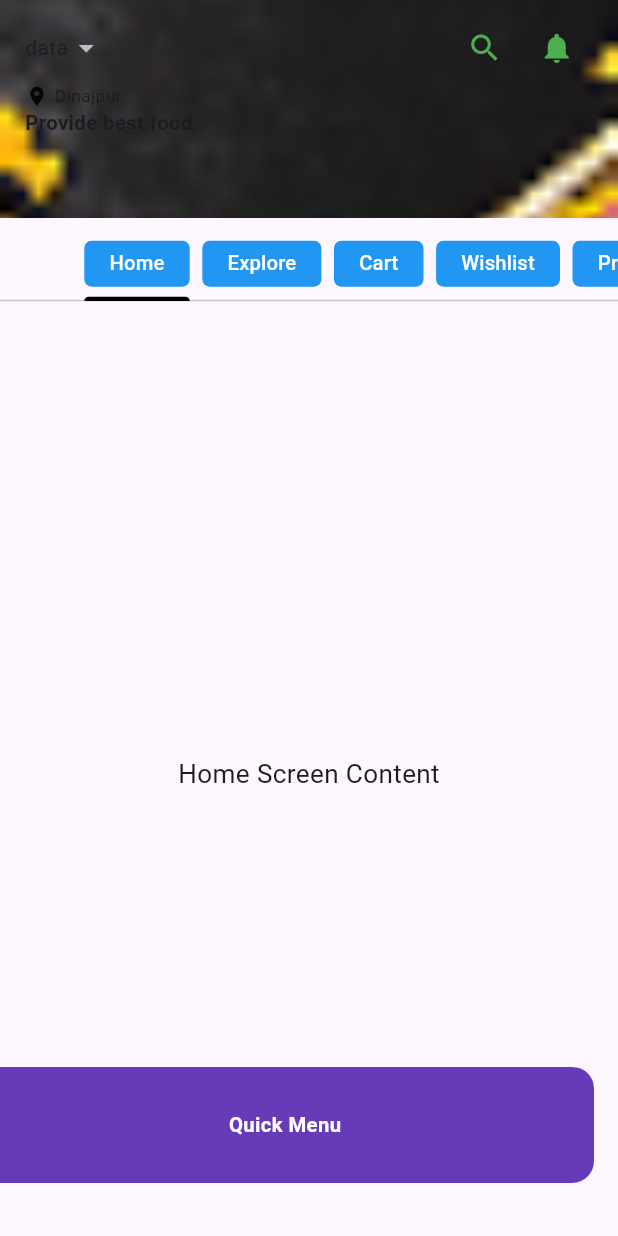
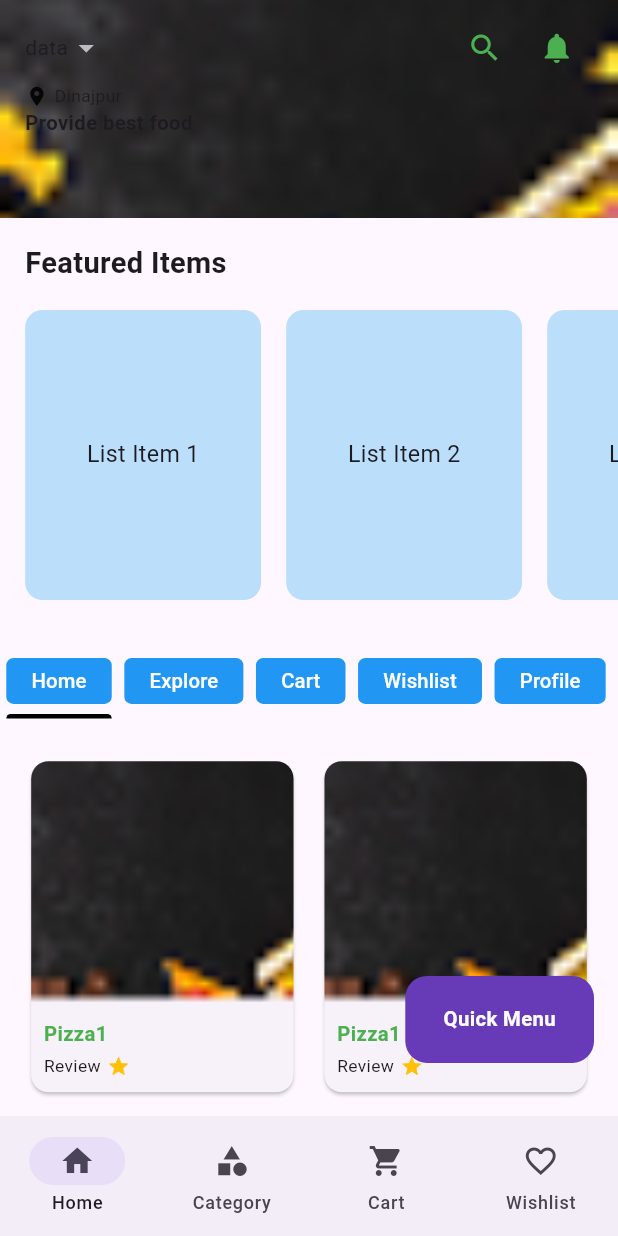
Before and after one commit to rimuakter057/RaHriSha-Food, a Flutter app: the screen it shows after launch, on a phone screen of 412 x 824 dp. Run offline on Flutter 3.47's test engine with Material 3 defaults, Android fonts, the phone set to English and light mode, and no system bars; our stand-ins replace flutter_screenutil, get, supabase_flutter; accounts and stored records are empty.

Commit message:
add nav bar

```diff
--- a/lib/app/app.dart
+++ b/lib/app/app.dart
@@ -2,6 +2,7 @@ import 'package:flutter/material.dart';
 import 'package:flutter_screenutil/flutter_screenutil.dart';
 import 'package:get/get.dart';
 
+import '../features/common/ui/screens/main_bottom_nav_screen.dart';
 import '../features/home/screens/home_screen.dart';
 
 
@@ -23,7 +24,7 @@ class _RaHriShaFoodState extends State<RaHriShaFood> {
       return GetMaterialApp(
       debugShowCheckedModeBanner: false,
       title: 'RaHriSha Food',
-        home: HomeScreen(),
+        home: MainBottomNavScreen(),
       );
     }
     );
--- /dev/null
+++ b/lib/features/common/ui/screens/main_bottom_nav_screen.dart
@@ -0,0 +1,47 @@
+
+import 'package:flutter/material.dart';
+import 'package:rahrisha_food/features/home/screens/home_screen.dart';
+
+
+class MainBottomNavScreen extends StatefulWidget {
+  const MainBottomNavScreen({super.key});
+  static const routeName = '/nav-screen';
+
+  @override
+  State<MainBottomNavScreen> createState() => _MainBottomNavScreenState();
+}
+
+class _MainBottomNavScreenState extends State<MainBottomNavScreen> {
+  final int _selectedIndex = 0;
+
+  final List <Widget>_screens=[
+    const HomeScreen(),
+    const Scaffold(),
+    const Scaffold(),
+    const Scaffold(),
+
+  ];
+  @override
+  Widget build(BuildContext context) {
+    return Scaffold(
+      body:_screens[_selectedIndex],
+        bottomNavigationBar:NavigationBar(
+          destinations: const [
+            NavigationDestination(icon: Icon(Icons.home), label: 'Home'),
+            NavigationDestination(
+              icon: Icon(Icons.category),
+              label: 'Category',
+            ),
+            NavigationDestination(
+              icon: Icon(Icons.shopping_cart),
+              label: 'Cart',
+            ),
+            NavigationDestination(
+              icon: Icon(Icons.favorite_border),
+              label: 'Wishlist',
+            ),
+          ],
+        )
+    );
+  }
+}
--- a/lib/features/home/screens/home_screen.dart
+++ b/lib/features/home/screens/home_screen.dart
@@ -11,7 +11,9 @@ class HomeScreen extends StatefulWidget {
   State<HomeScreen> createState() => _HomeScreenState();
 }
 
-class _HomeScreenState extends State<HomeScreen> with SingleTickerProviderStateMixin {
+class _HomeScreenState extends State<HomeScreen>
+    with SingleTickerProviderStateMixin {
+  final List<String> listItems = List.generate(20, (index) => 'List Item ${index + 1}');
   late TabController _tabController;
 
   @override
@@ -32,7 +34,7 @@ class _HomeScreenState extends State<HomeScreen> with SingleTickerProviderStateM
       body: SafeArea(
         child: Column(
           children: [
-            // Top Image Container
+            // Top Fixed Container (Non-scrolling)
             Container(
               height: 150.h,
               width: double.infinity,
@@ -67,14 +69,20 @@ class _HomeScreenState extends State<HomeScreen> with SingleTickerProviderStateM
                                 shape: const CircleBorder(),
                               ),
                               onPressed: () {},
-                              icon: Icon(Icons.search, color: AppColors.primary),
+                              icon: Icon(
+                                Icons.search,
+                                color: AppColors.primary,
+                              ),
                             ),
                             IconButton(
                               style: IconButton.styleFrom(
                                 shape: const CircleBorder(),
                               ),
                               onPressed: () {},
-                              icon: Icon(Icons.notifications, color: AppColors.primary),
+                              icon: Icon(
+                                Icons.notifications,
+                                color: AppColors.primary,
+                              ),
                             ),
                           ],
                         ),
@@ -102,7 +110,53 @@ class _HomeScreenState extends State<HomeScreen> with SingleTickerProviderStateM
               ),
             ),
 
+            // Scrollable Content Area
+            Expanded(
+              child: SingleChildScrollView(
+                child: Column(
+                  crossAxisAlignment: CrossAxisAlignment.start,
+                  children: [
+                    // Featured Items ListView
+                    Padding(
+                      padding: EdgeInsets.all(16.w),
+                      child: Text(
+                        'Featured Items',
+                        style: TextStyle(
+                          fontSize: 20.sp,
+                          fontWeight: FontWeight.bold,
+                        ),
+                      ),
+                    ),
+                    SizedBox(
+                      height: 200.h,
+                      child: ListView.builder(
+                        scrollDirection: Axis.horizontal,
+                        itemCount: listItems.length,
+                        itemBuilder: (context, index) {
+                          return Container(
+                            width: 150.w,
+                            margin: EdgeInsets.only(
+                              left: 16.w,
+                              right: index == listItems.length - 1 ? 16.w : 0,
+                            ),
+                            decoration: BoxDecoration(
+                              color: Colors.blue[100],
+                              borderRadius: BorderRadius.circular(12.r),
+                            ),
+                            child: Center(
+                              child: Text(
+                                listItems[index],
+                                style: TextStyle(fontSize: 16.sp),
+                              ),
+                            ),
+                          );
+                        },
+                      ),
+                    ),
+                    SizedBox(height: 24.h),
+
                     // Tab Bar
+
                  Container(
 padding: EdgeInsets.symmetric(vertical: 8.h),
 child: TabBar(
@@ -112,6 +166,12 @@ class _HomeScreenState extends State<HomeScreen> with SingleTickerProviderStateM
 unselectedLabelColor: Colors.white70,
 indicatorColor: Colors.black,
 labelPadding: EdgeInsets.symmetric(horizontal: 4.w),
+// Remove the default divider
+dividerColor: Colors.transparent,
+// Remove left padding/indentation
+padding: EdgeInsets.zero,
+indicatorPadding: EdgeInsets.zero,
+tabAlignment: TabAlignment.start, // Force left alignment
 tabs: [
 _buildTabItem('Home'),
 _buildTabItem('Explore'),
@@ -121,34 +181,37 @@ class _HomeScreenState extends State<HomeScreen> with SingleTickerProviderStateM
 ],
 ),
 ),
-
-            // Tab Content
-            Expanded(
+                    // TabBarView Content
+                    SizedBox(
+                      height: MediaQuery.of(context).size.height * 0.5,
                       child: TabBarView(
                         controller: _tabController,
                         children: [
-                  _buildTabContent('Home Screen Content'),
-                  _buildTabContent('Explore Screen Content'),
-                  _buildTabContent('Cart Screen Content'),
-                  _buildTabContent('Wishlist Screen Content'),
-                  _buildTabContent('Profile Screen Content'),
+                          _buildTabContent("Pizza1"),
+                          _buildTabContent('Pizza2'),
+                          _buildTabContent("Pizza3"),
+                          _buildTabContent('Pizza4'),
+                          _buildTabContent('Pizza5'),
                         ],
                       ),
                     ),
                   ],
                 ),
               ),
+            ),
+          ],
+        ),
+      ),
 
-      // Floating Action Button with Container
+      // Floating Action Button
       floatingActionButton: Padding(
         padding: EdgeInsets.only(bottom: 20.h),
         child: Container(
-          width:double.infinity,
-          height: 80.h,
+          width: 120.w,
+          height: 60.h,
           decoration: BoxDecoration(
             color: Colors.deepPurple,
             borderRadius: BorderRadius.circular(15.r),
-
           ),
           child: Center(
             child: Text(
@@ -175,21 +238,101 @@ class _HomeScreenState extends State<HomeScreen> with SingleTickerProviderStateM
         ),
         child: Text(
           text,
-          style: TextStyle(fontSize: 14.sp,color: AppColors.white),
+          style: TextStyle(fontSize: 14.sp, color: AppColors.white),
         ),
       ),
     );
   }
 
   Widget _buildTabContent(String text) {
-    return Center(
-      child: Padding(
-        padding: EdgeInsets.all(16.0.w),
-        child: Text(
-          text,
-          style: TextStyle(fontSize: 18.sp),
+    return GridView.builder(
+      shrinkWrap: true,
+      physics: NeverScrollableScrollPhysics(),
+      padding: EdgeInsets.all(16.w),
+      itemCount: 10,
+      gridDelegate: SliverGridDelegateWithFixedCrossAxisCount(
+        crossAxisCount: 2,
+        crossAxisSpacing: 12.w,
+        mainAxisSpacing: 12.h,
+        childAspectRatio: 0.8,
+      ),
+      itemBuilder: (context, index) {
+        return Card(
+          shape: RoundedRectangleBorder(
+            borderRadius: BorderRadius.circular(12.r),
+          ),
+          child: Column(
+            crossAxisAlignment: CrossAxisAlignment.start,
+            children: [
+              Expanded(
+                child: ClipRRect(
+                  borderRadius: BorderRadius.vertical(top: Radius.circular(12.r)),
+                  child: Image.asset(
+                    AssetsPath.homeTopImage,
+                    width: double.infinity,
+                    fit: BoxFit.cover,
                   ),
                 ),
+              ),
+              Padding(
+                padding: EdgeInsets.all(8.w),
+                child: Column(
+                  crossAxisAlignment: CrossAxisAlignment.start,
+                  children: [
+                    Text(
+                      text,
+                      style: TextStyle(
+                        color: AppColors.primary,
+                        fontWeight: FontWeight.bold,
+                        fontSize: 14.sp,
+                      ),
+                    ),
+                    SizedBox(height: 4.h),
+                    Row(
+                      children: [
+                        Text(
+                          "Review",
+                          style: TextStyle(fontSize: 12.sp),
+                        ),
+                        SizedBox(width: 4.w),
+                        Icon(Icons.star, size: 16.sp, color: Colors.amber),
+                      ],
+                    ),
+                  ],
+                ),
+              ),
+            ],
+          ),
+        );
+      },
     );
   }
 }
+
+
+
+
+// Container(
+// padding: EdgeInsets.symmetric(vertical: 8.h),
+// child: TabBar(
+// controller: _tabController,
+// isScrollable: true,
+// labelColor: Colors.white,
+// unselectedLabelColor: Colors.white70,
+// indicatorColor: Colors.black,
+// labelPadding: EdgeInsets.symmetric(horizontal: 4.w),
+// // Remove the default divider
+// dividerColor: Colors.transparent,
+// // Remove left padding/indentation
+// padding: EdgeInsets.zero,
+// indicatorPadding: EdgeInsets.zero,
+// tabAlignment: TabAlignment.start, // Force left alignment
+// tabs: [
+// _buildTabItem('Home'),
+// _buildTabItem('Explore'),
+// _buildTabItem('Cart'),
+// _buildTabItem('Wishlist'),
+// _buildTabItem('Profile'),
+// ],
+// ),
+// ),
```
Also changed, not shown: lib/features/common/controllers/main_bottom_nav_controller.dart (added). Lines whose indentation alone changed are shown as unchanged.
